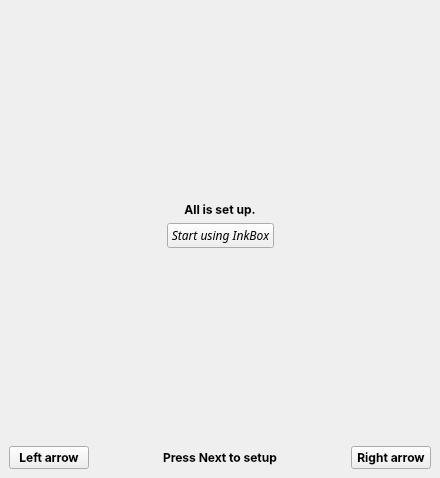
First picture: the form in oobewindow.ui, repository Quill-OS/oobe-inkbox, before the edit.
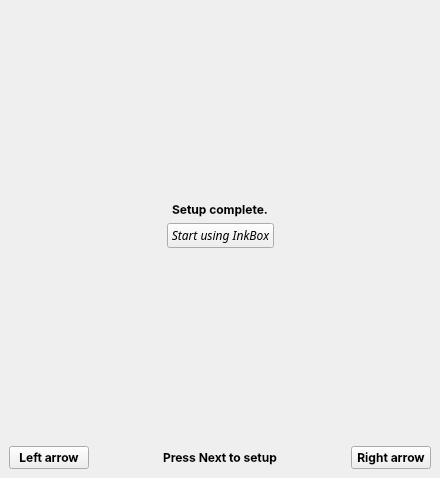
Second picture: the form after the edit. The open tabs and pages were chosen to show the change.

What changed in the file:
```diff
--- a/oobewindow.ui
+++ b/oobewindow.ui
@@ -1325,7 +1325,7 @@
                </font>
               </property>
               <property name="text">
-               <string>All is set up.</string>
+               <string>Setup complete.</string>
               </property>
               <property name="alignment">
                <set>Qt::AlignCenter</set>
```
